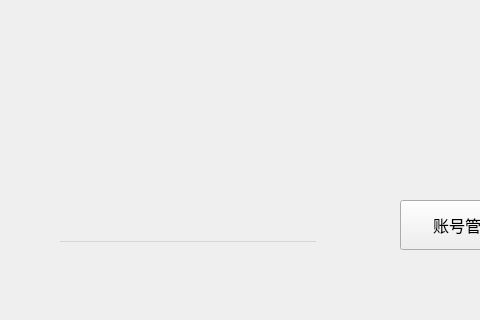
Before: the Qt Designer form UI/Menu.ui in ywyz/KinderManager, drawn with Qt 5; both pictures show x 0 to 480 and y 0 to 320 of the 1280 by 720 pixel window.
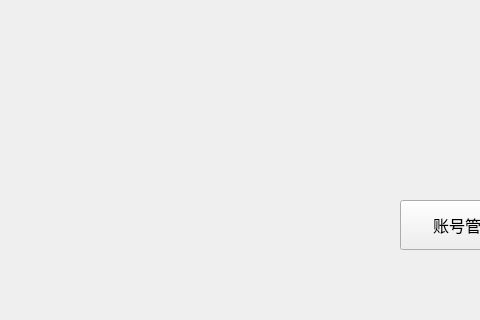
After: the same form once the commit is applied. Icons and pictures are not drawn.

Commit message: 完成用户管理功能界面

Patch:
```diff
--- a/UI/Menu.ui
+++ b/UI/Menu.ui
@@ -141,7 +141,7 @@
     <string/>
    </property>
   </widget>
-  <widget class="QMenuBar" name="listWidget">
+  <widget class="QToolBar" name="listWidget">
    <property name="geometry">
     <rect>
      <x>60</x>
```
The commit also changes 7 other files.
